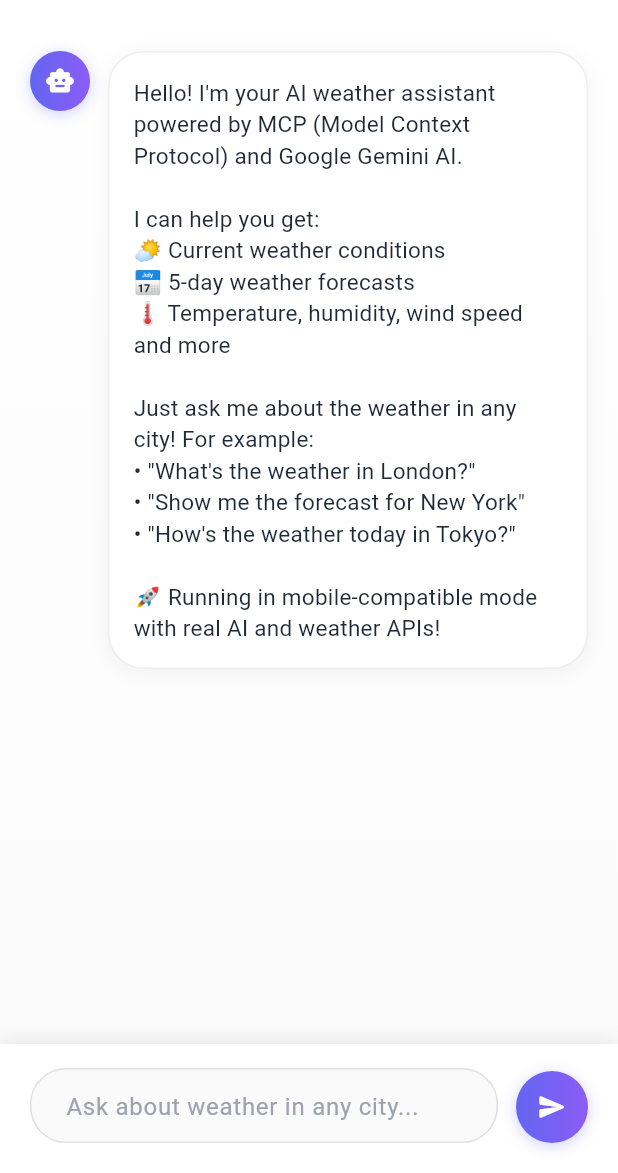
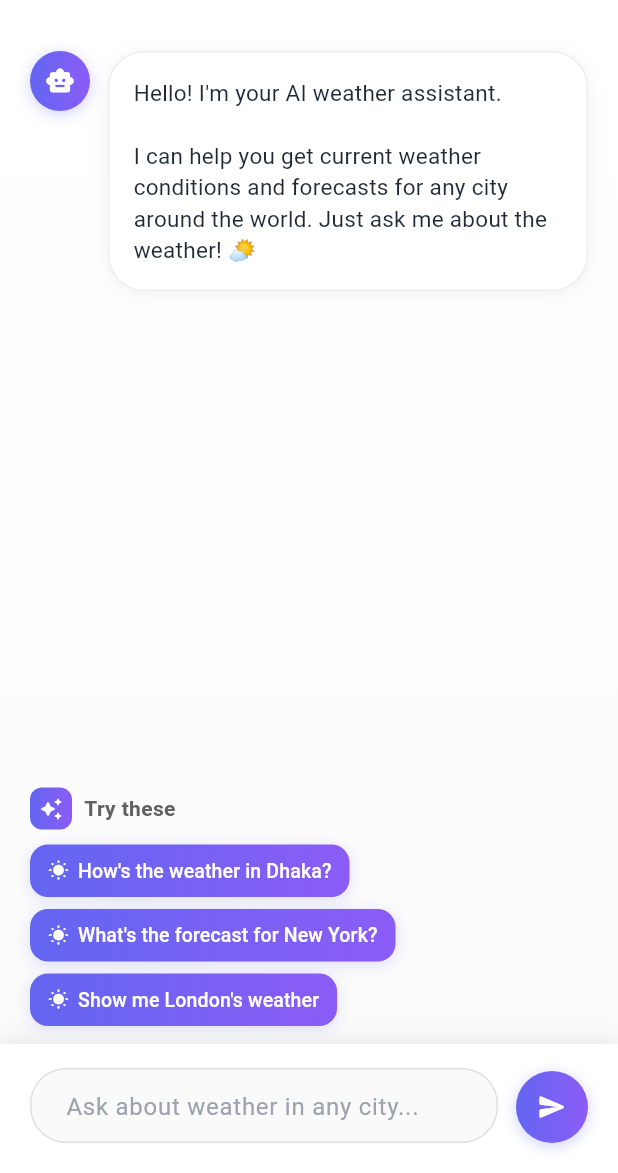
Before and after one commit to 7ANV1R/flutter-mcp-chatbot, a Flutter app: the screen it shows after launch, on a phone screen of 412 x 824 dp, the part 63-1236 px from its top. Run offline on Flutter 3.47's test engine with Material 3 defaults, Android fonts, the phone set to English and light mode, and no system bars; our stand-ins replace flutter_dotenv; missing offline and left inert: mcp_dart.

Commit message:
Add suggested messages feature and enhance chat message handling
- Implement SuggestedMessages widget to provide users with predefined weather queries.
- Modify _sendMessage method to accept predefined messages for improved user interaction.
- Adjust layout in ChatMessagesList and AnimatedMessageBubble for better message display.
- Update welcome message in ChatService for clarity and conciseness.

```diff
--- a/lib/screens/chat_screen.dart
+++ b/lib/screens/chat_screen.dart
@@ -42,11 +42,13 @@
     }
   }
 
-  Future<void> _sendMessage() async {
-    final message = _messageController.text.trim();
+  Future<void> _sendMessage([String? predefinedMessage]) async {
+    final message = predefinedMessage ?? _messageController.text.trim();
     if (message.isEmpty) return;
 
-    _messageController.clear();
+    if (predefinedMessage == null) {
+      _messageController.clear();
+    }
     setState(() => _isLoading = true);
 
     try {
@@ -98,10 +100,26 @@
             if (!_isInitialized && _isLoading)
               const ChatLoadingIndicator()
             else
-              ChatMessagesList(
-                scrollController: _scrollController,
-                messages: _chatService.messages,
-                isLoading: _isLoading,
+              Expanded(
+                child: Column(
+                  children: [
+                    Expanded(
+                      child: ChatMessagesList(
+                        scrollController: _scrollController,
+                        messages: _chatService.messages,
+                        isLoading: _isLoading,
+                      ),
+                    ),
+                    // Show suggested messages only when there's just the welcome message
+                    if (_isInitialized &&
+                        _chatService.messages.length == 1 &&
+                        !_isLoading)
+                      SuggestedMessages(
+                        onSuggestionTap: (suggestion) =>
+                            _sendMessage(suggestion),
+                      ),
+                  ],
+                ),
               ),
             if (_isInitialized)
               ChatInputArea(
--- a/lib/services/chat_service.dart
+++ b/lib/services/chat_service.dart
@@ -39,33 +39,12 @@
     // Add welcome message
     final hasApiKey = geminiApiKey != null && geminiApiKey.isNotEmpty;
     final welcomeMessage = hasApiKey
-        ? """Hello! I'm your AI weather assistant powered by MCP (Model Context Protocol) and Google Gemini AI.
+        ? """Hello! I'm your AI weather assistant.
 
-I can help you get:
-🌤️ Current weather conditions
-📅 5-day weather forecasts
-🌡️ Temperature, humidity, wind speed and more
+I can help you get current weather conditions and forecasts for any city around the world. Just ask me about the weather! 🌤️"""
+        : """Hello! I'm your weather assistant powered by MCP.
 
-Just ask me about the weather in any city! For example:
-• "What's the weather in London?"
-• "Show me the forecast for New York"
-• "How's the weather today in Tokyo?"
-
-🚀 Running in mobile-compatible mode with real AI and weather APIs!"""
-        : """Hello! I'm your weather assistant powered by MCP (Model Context Protocol).
-
-I can help you get weather information for any city. Currently running in demo mode.
-
-📱 Mobile-compatible mode: No external processes needed!
-
-To enable full AI features:
-1. Get a free API key from https://aistudio.google.com/app/apikey
-2. Add it to the .env file as GEMINI_API_KEY=your_key_here
-3. Hot reload the app
-
-For real weather data:
-1. Get a free API key from https://openweathermap.org/api
-2. Add it to the .env file as OPENWEATHER_API_KEY=your_key_here
+Currently running in demo mode. To enable full AI features, add your Gemini API key to the .env file.
 
 Try asking me about the weather in any city!""";
 
--- a/lib/widgets/chat/animated_message_bubble.dart
+++ b/lib/widgets/chat/animated_message_bubble.dart
@@ -110,18 +110,12 @@
                       ? CrossAxisAlignment.end
                       : CrossAxisAlignment.start,
                   children: [
-                    // Weather widget if weather data is available
-                    if (!isUser && widget.message.weatherData != null)
-                      WeatherWidget(weatherData: widget.message.weatherData!),
-
-                    // Regular text message
-                    if (widget.message.content.isNotEmpty)
+                    // Regular text message first
+                    if (!isUser && widget.message.content.isNotEmpty)
                       Container(
                         padding: const EdgeInsets.all(16),
                         margin: EdgeInsets.only(
-                          top: (!isUser && widget.message.weatherData != null)
-                              ? 12
-                              : 0,
+                          bottom: widget.message.weatherData != null ? 12 : 0,
                         ),
                         decoration: BoxDecoration(
                           gradient: isUser
@@ -200,6 +194,70 @@
                           ),
                         ),
                       ),
+
+                    // Weather widget after text message
+                    if (!isUser && widget.message.weatherData != null)
+                      WeatherWidget(weatherData: widget.message.weatherData!),
+
+                    // User message (for user messages only)
+                    if (isUser && widget.message.content.isNotEmpty)
+                      Container(
+                        padding: const EdgeInsets.all(16),
+                        decoration: BoxDecoration(
+                          gradient: const LinearGradient(
+                            colors: [Color(0xFF6366F1), Color(0xFF8B5CF6)],
+                          ),
+                          borderRadius: BorderRadius.circular(24),
+                          boxShadow: [
+                            BoxShadow(
+                              color: Colors.black.withValues(alpha: 0.05),
+                              blurRadius: 10,
+                              offset: const Offset(0, 2),
+                            ),
+                          ],
+                        ),
+                        child: InkWell(
+                          onLongPress: () {
+                            // Copy text to clipboard on long press
+                            Clipboard.setData(
+                              ClipboardData(text: widget.message.content),
+                            );
+                            if (mounted) {
+                              ScaffoldMessenger.of(context).showSnackBar(
+                                SnackBar(
+                                  content: const Row(
+                                    mainAxisSize: MainAxisSize.min,
+                                    children: [
+                                      Icon(
+                                        Icons.copy_rounded,
+                                        color: Colors.white,
+                                        size: 16,
+                                      ),
+                                      SizedBox(width: 8),
+                                      Text('Message copied to clipboard'),
+                                    ],
+                                  ),
+                                  duration: const Duration(seconds: 2),
+                                  behavior: SnackBarBehavior.floating,
+                                  shape: RoundedRectangleBorder(
+                                    borderRadius: BorderRadius.circular(12),
+                                  ),
+                                ),
+                              );
+                            }
+                          },
+                          child: Text(
+                            widget.message.content,
+                            style: const TextStyle(
+                              color: Colors.white,
+                              fontSize: 15,
+                              fontWeight: FontWeight.w400,
+                              height: 1.4,
+                              letterSpacing: 0.2,
+                            ),
+                          ),
+                        ),
+                      ),
                   ],
                 ),
               ),
--- a/lib/widgets/ui/chat_messages_list.dart
+++ b/lib/widgets/ui/chat_messages_list.dart
@@ -17,8 +17,7 @@
 
   @override
   Widget build(BuildContext context) {
-    return Expanded(
-      child: ListView.builder(
+    return ListView.builder(
       controller: scrollController,
       padding: const EdgeInsets.all(20),
       itemCount: messages.length + (isLoading ? 1 : 0),
@@ -29,7 +28,6 @@
         final message = messages[index];
         return AnimatedMessageBubble(message: message, index: index);
       },
-      ),
     );
   }
 }
--- /dev/null
+++ b/lib/widgets/ui/suggested_messages.dart
@@ -0,0 +1,110 @@
+import 'package:flutter/material.dart';
+
+class SuggestedMessages extends StatelessWidget {
+  final Function(String) onSuggestionTap;
+
+  const SuggestedMessages({super.key, required this.onSuggestionTap});
+
+  static const List<String> suggestions = [
+    "How's the weather in Dhaka?",
+    "What's the forecast for New York?",
+    "Show me London's weather",
+  ];
+
+  @override
+  Widget build(BuildContext context) {
+    return Container(
+      padding: const EdgeInsets.symmetric(horizontal: 20, vertical: 12),
+      child: Column(
+        crossAxisAlignment: CrossAxisAlignment.start,
+        children: [
+          Row(
+            children: [
+              Container(
+                padding: const EdgeInsets.all(6),
+                decoration: BoxDecoration(
+                  gradient: const LinearGradient(
+                    colors: [Color(0xFF6366F1), Color(0xFF8B5CF6)],
+                  ),
+                  borderRadius: BorderRadius.circular(8),
+                ),
+                child: const Icon(
+                  Icons.auto_awesome_rounded,
+                  size: 16,
+                  color: Colors.white,
+                ),
+              ),
+              const SizedBox(width: 8),
+              Text(
+                'Try these',
+                style: TextStyle(
+                  fontSize: 14,
+                  fontWeight: FontWeight.w600,
+                  color: Colors.grey.shade700,
+                ),
+              ),
+            ],
+          ),
+          const SizedBox(height: 10),
+          Wrap(
+            spacing: 8,
+            runSpacing: 8,
+            children: suggestions.map((suggestion) {
+              return _SuggestionChip(
+                suggestion: suggestion,
+                onTap: () => onSuggestionTap(suggestion),
+              );
+            }).toList(),
+          ),
+        ],
+      ),
+    );
+  }
+}
+
+class _SuggestionChip extends StatelessWidget {
+  final String suggestion;
+  final VoidCallback onTap;
+
+  const _SuggestionChip({required this.suggestion, required this.onTap});
+
+  @override
+  Widget build(BuildContext context) {
+    return InkWell(
+      onTap: onTap,
+      borderRadius: BorderRadius.circular(12),
+      child: Container(
+        padding: const EdgeInsets.symmetric(horizontal: 12, vertical: 8),
+        decoration: BoxDecoration(
+          gradient: const LinearGradient(
+            colors: [Color(0xFF6366F1), Color(0xFF8B5CF6)],
+          ),
+          borderRadius: BorderRadius.circular(12),
+          boxShadow: [
+            BoxShadow(
+              color: const Color(0xFF6366F1).withValues(alpha: 0.2),
+              blurRadius: 8,
+              offset: const Offset(0, 2),
+            ),
+          ],
+        ),
+        child: Row(
+          mainAxisSize: MainAxisSize.min,
+          children: [
+            const Icon(Icons.wb_sunny_rounded, size: 14, color: Colors.white),
+            const SizedBox(width: 6),
+            Text(
+              suggestion,
+              style: const TextStyle(
+                color: Colors.white,
+                fontSize: 13,
+                fontWeight: FontWeight.w500,
+                letterSpacing: 0.1,
+              ),
+            ),
+          ],
+        ),
+      ),
+    );
+  }
+}
--- a/lib/widgets/widgets.dart
+++ b/lib/widgets/widgets.dart
@@ -4,6 +4,7 @@
 export 'ui/chat_input_area.dart';
 export 'ui/chat_loading_indicator.dart';
 export 'ui/chat_messages_list.dart';
+export 'ui/suggested_messages.dart';
 
 export 'chat/animated_message_bubble.dart';
 export 'chat/animated_send_button.dart';
```
Lines whose indentation alone changed are shown as unchanged.
